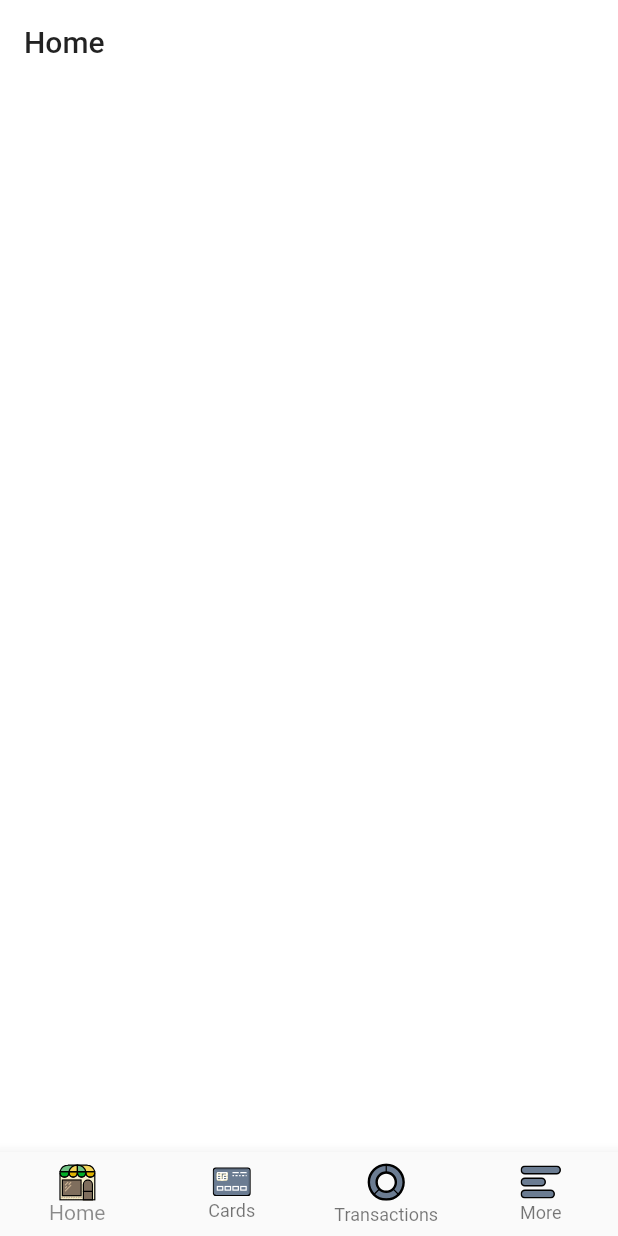
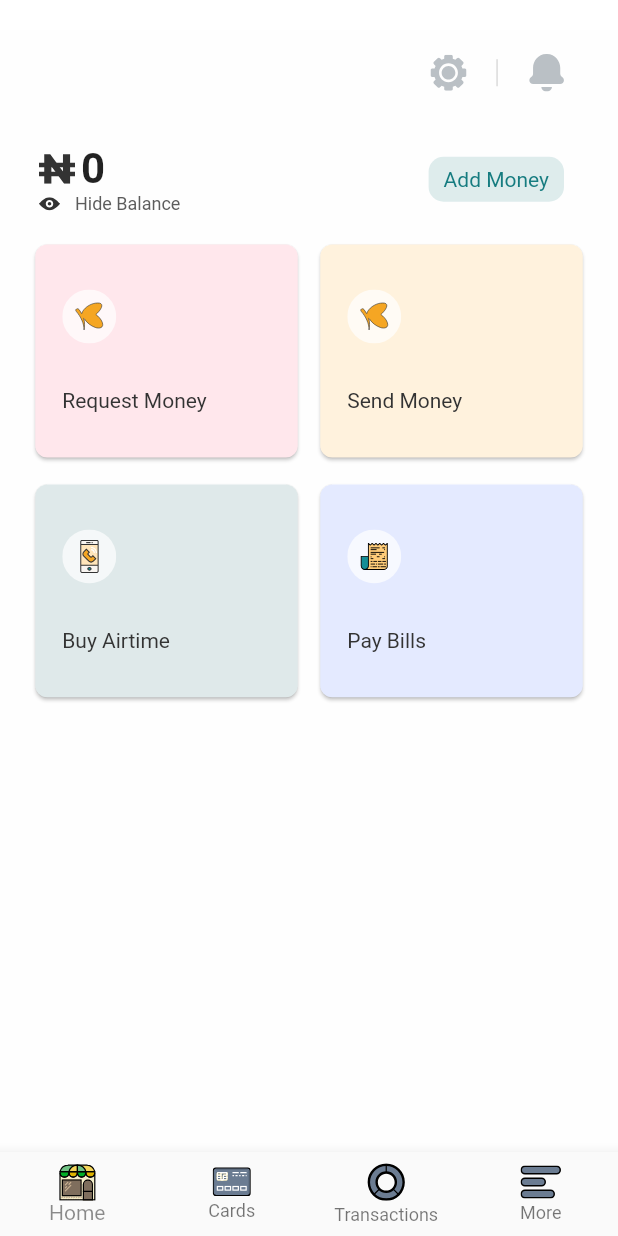
Before and after one commit to mikelis135/Generic_Flutter, a Flutter app: the screen it shows after launch, on a phone screen of 412 x 824 dp. Run offline on Flutter 3.47's test engine with Material 2 defaults, Android fonts, the phone set to English and light mode, and no system bars; our stand-ins replace flutter_svg.

Commit message:
added content to homepage

```diff
--- a/lib/main.dart
+++ b/lib/main.dart
@@ -29,9 +29,13 @@ class AppContent extends State<MyApp> {
 
     return MaterialApp(
       debugShowCheckedModeBanner: false,
-      theme: ThemeData(primaryColor: Colors.white, accentColor: Colors.black),
+      theme: ThemeData(
+          primaryColor: Colors.white,
+          accentColor: Color.fromARGB(51, 51, 51, 1)),
       home: Scaffold(
-        bottomNavigationBar: BottomNavigationBar(
+        bottomNavigationBar: InkWell(
+          splashColor: Colors.blue.withAlpha(30),
+          child: BottomNavigationBar(
             currentIndex: currentIndex,
             type: BottomNavigationBarType.fixed,
             selectedItemColor: Colors.black45,
@@ -48,6 +52,7 @@ class AppContent extends State<MyApp> {
             ],
             onTap: (index) => onTapped(index, pageController),
           ),
+        ),
         body: PageView(
           controller: pageController,
           children: pageList,
--- a/lib/ui/HomePage.dart
+++ b/lib/ui/HomePage.dart
@@ -1,10 +1,171 @@
 import 'package:flutter/material.dart';
+import 'package:flutter_svg/flutter_svg.dart';
 
 class HomePage extends StatelessWidget {
   @override
   Widget build(BuildContext context) {
-    return AppBar(
-      title: Text("Home"),
+
+    var size = MediaQuery.of(context).size;
+
+    final double itemHeight = (size.height - kToolbarHeight - 24) / 2;
+    final double itemWidth = size.width / 2;
+
+    return Scaffold(
+      backgroundColor: Colors.white70,
+      appBar: AppBar(
+        toolbarHeight: 20,
+        elevation: 0,
+      ),
+      body: Padding(
+        padding: const EdgeInsets.all(16.0),
+        child: Column(
+          children: [
+            settingsAndNotifications(),
+            balanceAndAddMoney(),
+            Expanded(child: cardMenu(itemHeight, itemWidth)),
+            virtualCard(),
+            earnRewards(),
+          ],
+        ),
+      ),
     );
   }
+
+  Widget settingsAndNotifications() {
+    return Container(
+      child: Row(
+        mainAxisAlignment: MainAxisAlignment.end,
+        children: [
+          Padding(
+              padding: EdgeInsets.fromLTRB(0, 0, 20, 0),
+              child: SvgPicture.asset('assets/settings.svg')),
+          SvgPicture.asset('assets/line.svg'),
+          Padding(
+            padding: EdgeInsets.fromLTRB(20, 0, 20, 0),
+            child: SvgPicture.asset('assets/notify.svg'),
+          )
+        ],
+      ),
+    );
+  }
+
+  Widget balanceAndAddMoney() {
+    return Padding(
+      padding: EdgeInsets.fromLTRB(10, 35, 0, 0),
+      child: Container(
+        child: Row(
+          mainAxisAlignment: MainAxisAlignment.spaceBetween,
+          children: [
+            Container(
+                child: Column(
+              crossAxisAlignment: CrossAxisAlignment.start,
+              children: [
+                Row(
+                  children: [
+                    SvgPicture.asset('assets/naira.svg'),
+                    Padding(
+                      padding: const EdgeInsets.fromLTRB(4, 0, 0, 0),
+                      child: Text("0",
+                          textAlign: TextAlign.center,
+                          style: TextStyle(
+                              fontSize: 28, fontWeight: FontWeight.w700)),
+                    ),
+                  ],
+                ),
+                Row(
+                  children: [
+                    SvgPicture.asset('assets/hide.svg'),
+                    Padding(
+                      padding: const EdgeInsets.fromLTRB(10, 0, 0, 0),
+                      child: Text("Hide Balance",
+                          textAlign: TextAlign.center,
+                          style: TextStyle(
+                              fontSize: 12,
+                              fontWeight: FontWeight.w400,
+                              color: Color.fromRGBO(92, 92, 92, 1))),
+                    ),
+                  ],
+                ),
+              ],
+            )),
+            Container(
+                padding: EdgeInsets.fromLTRB(0, 0, 20, 0),
+                child: Container(
+                  height: 30,
+                  alignment: Alignment.center,
+                  padding: EdgeInsets.fromLTRB(10, 0, 10, 0),
+                  decoration: BoxDecoration(
+                      borderRadius: BorderRadius.circular(10),
+                      color: Color.fromRGBO(22, 124, 128, 0.14)),
+                  child: Text(
+                    "Add Money",
+                    textAlign: TextAlign.end,
+                    style: TextStyle(color: Color.fromRGBO(22, 124, 128, 1)),
+                  ),
+                ))
+          ],
+        ),
+      ),
+    );
+  }
+
+  Widget cardMenu(double height, double width) {
+    return Padding(
+      padding: const EdgeInsets.fromLTRB(0, 20, 0, 0),
+      child: CustomScrollView(
+        slivers: [
+          SliverGrid.count(
+            mainAxisSpacing: 4,
+            crossAxisCount: 2,
+            childAspectRatio: (width/height)*2.2,
+            children: [
+              gridItem("Request Money", 'assets/barterIcon.svg',
+                  Color.fromRGBO(255, 231, 236, 1)),
+              gridItem("Send Money", 'assets/barterIcon.svg',
+                  Color.fromRGBO(255,242,221,1)),
+              gridItem("Buy Airtime", 'assets/airtime.svg',
+                  Color.fromRGBO(223, 233, 234, 1)),
+              gridItem("Pay Bills", 'assets/bills.svg',
+                  Color.fromRGBO(228, 234, 255, 1))
+            ],
+          )
+        ],
+      ),
+    );
+  }
+
+  Widget gridItem(String title, String icon, Color color) {
+    return Card(
+      shape: RoundedRectangleBorder(borderRadius: BorderRadius.circular(8)),
+      margin: EdgeInsets.fromLTRB(7.5, 0, 7.5, 14),
+      color: color,
+      child: Column(
+        crossAxisAlignment: CrossAxisAlignment.start,
+        mainAxisAlignment: MainAxisAlignment.spaceEvenly,
+        children: [
+          Padding(
+            padding: const EdgeInsets.fromLTRB(18, 0, 0, 0),
+            child: SvgPicture.asset(icon),
+          ),
+          Padding(
+            padding: const EdgeInsets.fromLTRB(18, 0, 0, 0),
+            child: Text(title,
+                textAlign: TextAlign.center,
+                style: TextStyle(
+                    fontSize: 14,
+                    fontWeight: FontWeight.w400,
+                    color: Color.fromRGBO(51, 51, 51, 1))),
+          ),
+        ],
+      ),
+    );
+  }
+
+  Widget virtualCard() {
+    return Container();
+  }
+
+  Widget earnRewards() {
+    return Container();
+  }
 }
--- a/pubspec.yaml
+++ b/pubspec.yaml
@@ -49,7 +49,7 @@ flutter:
   # the material Icons class.
   uses-material-design: true
 
-    # To add assets to your application, add an assets section, like this:
+  # To add assets to your application, add an assets section, like this:
   assets:
     - assets/
 
```
Also changed, not shown: assets/airtime.svg (added), assets/barterIcon.svg (added), assets/bills.svg (added), assets/cards.svg, assets/hide.svg (added), assets/home.svg, assets/line.svg (added), assets/more.svg, assets/naira.svg (added), assets/notify.svg (added), assets/settings.svg (added), assets/transactions.svg, 1 other file. Lines whose indentation alone changed are shown as unchanged.
